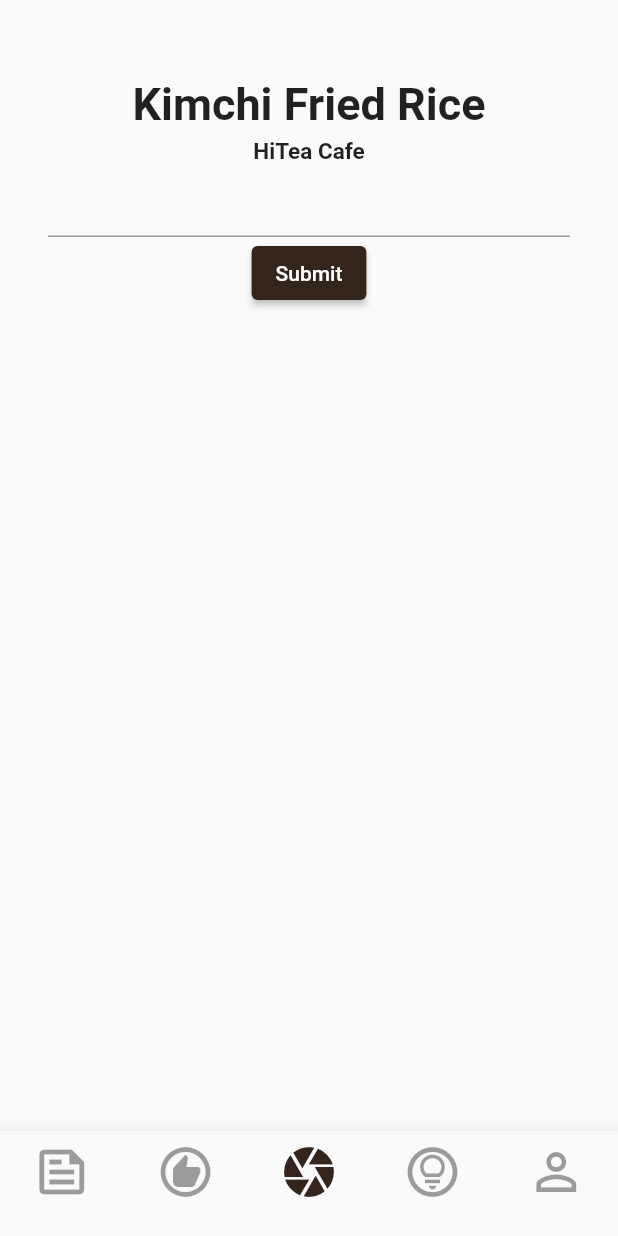
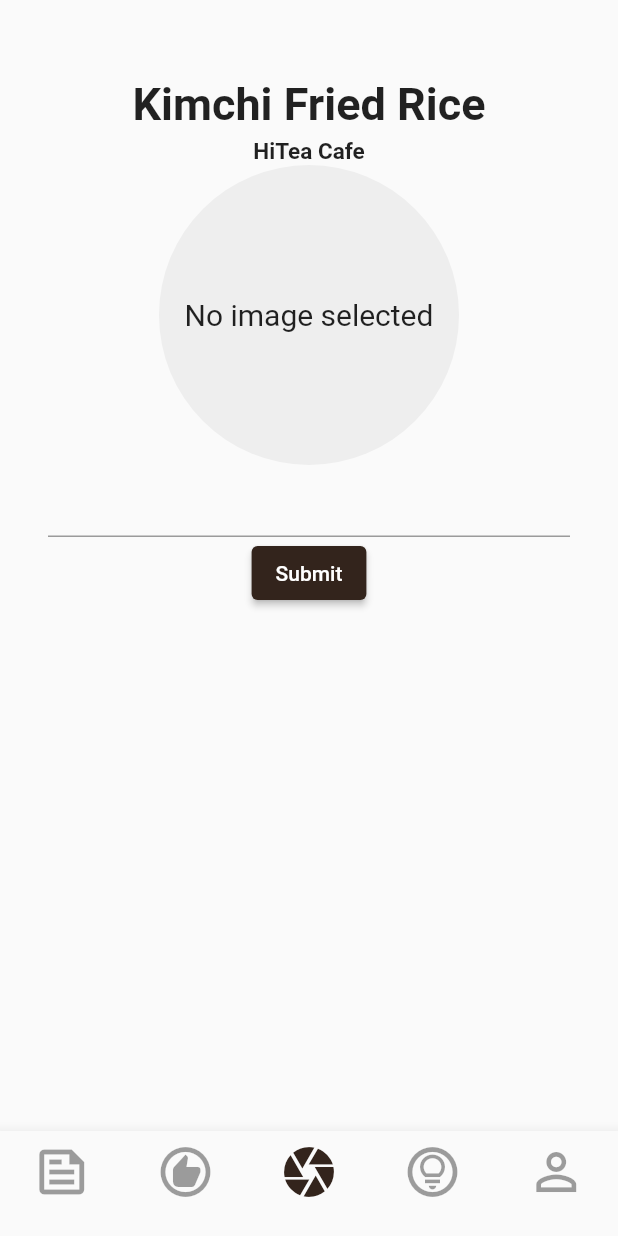
Before and after one commit to TaDish-App/TaDish, a Flutter app: the HomeView screen opened by its route, item 3 of the bottom bar chosen, on a phone screen of 412 x 824 dp. Run offline on Flutter 3.47's test engine with Material 2 defaults, Android fonts, the phone set to English and light mode, and no system bars; our stand-ins replace flutter_fortune_wheel, image_picker.

Commit message:
Photo + Gallery UI
Able to choose from gallery and take photo but yet to reflect the chosen photo back in the app

```diff
--- /dev/null
+++ b/tadish/lib/components/select_camera_gallery.dart
@@ -0,0 +1,85 @@
+import 'dart:io';
+
+import 'package:flutter/material.dart';
+import 'package:image_picker/image_picker.dart';
+
+import 'select_photo_options_screen.dart';
+
+class SelectCameraGallery extends StatelessWidget {
+  SelectCameraGallery({super.key});
+
+  File? _image;
+
+  Future _pickImage(ImageSource source) async {
+    // try {
+      final image = await ImagePicker().pickImage(source: source);
+      if (image == null) return;
+      File? img = File(image.path);
+      // img = await _cropImage(imageFile: img);
+    //   setState(() {
+    //     _image = img;
+    //     Navigator.of(context).pop();
+    //   });
+    // } on PlatformException catch (e) {
+    //   print(e);
+    //   Navigator.of(context).pop();
+    // }
+  }
+
+  void _showSelectPhotoOptions(BuildContext context) {
+    showModalBottomSheet(
+      context: context,
+      isScrollControlled: true,
+      shape: const RoundedRectangleBorder(
+        borderRadius: BorderRadius.vertical(
+          top: Radius.circular(25.0),
+        ),
+      ),
+      builder: (context) => DraggableScrollableSheet(
+          initialChildSize: 0.28,
+          maxChildSize: 0.4,
+          minChildSize: 0.28,
+          expand: false,
+          builder: (context, scrollController) {
+            return SingleChildScrollView(
+              controller: scrollController,
+              child: SelectPhotoOptionsScreen(
+                onTap: _pickImage,
+              ),
+            );
+          }),
+    );
+  }
+
+  @override
+  Widget build(BuildContext context) {
+    return Center(
+      child: GestureDetector(
+        behavior: HitTestBehavior.translucent,
+        onTap: () {
+          _showSelectPhotoOptions(context);
+        },
+        child: Center(
+          child: Container(
+              height: 200.0,
+              width: 200.0,
+              decoration: BoxDecoration(
+                shape: BoxShape.circle,
+                color: Colors.grey.shade200,
+              ),
+              child: Center(
+                child: _image == null
+                    ? const Text(
+                  'No image selected',
+                  style: TextStyle(fontSize: 20),
+                )
+                    : CircleAvatar(
+                  backgroundImage: FileImage(_image!),
+                  radius: 200.0,
+                ),
+              )),
+        ),
+      ),
+    );
+  }
+}
--- a/tadish/lib/pages/home/bodies/camera_body_view.dart
+++ b/tadish/lib/pages/home/bodies/camera_body_view.dart
@@ -1,4 +1,5 @@
 import 'package:flutter/material.dart';
+import '../../../components/select_camera_gallery.dart';
 
 /// Displays a list of Gardens.
 /// CameraBodyView
@@ -44,6 +45,7 @@ class CameraBodyViewState extends State<CameraBodyView> {
                   fontSize: 15,
                 ),
               ),
+              SelectCameraGallery(),
               // Add TextFormFields and ElevatedButton here.
               TextFormField(
                 // The validator receives the text that the user has entered.
--- a/tadish/pubspec.yaml
+++ b/tadish/pubspec.yaml
@@ -36,6 +36,7 @@ dependencies:
   # Use with the CupertinoIcons class for iOS style icons.
   cupertino_icons: ^1.0.2
   flutter_fortune_wheel: ^1.3.0
+  image_picker: ^1.0.4
 
 dev_dependencies:
   flutter_test:
```
Also changed, not shown: tadish/lib/components/re_usable_select_photo_button.dart (added, +52 -0 lines), tadish/lib/components/select_photo_options_screen.dart (added, +66 -0 lines), tadish/pubspec.lock, 12 other files.
